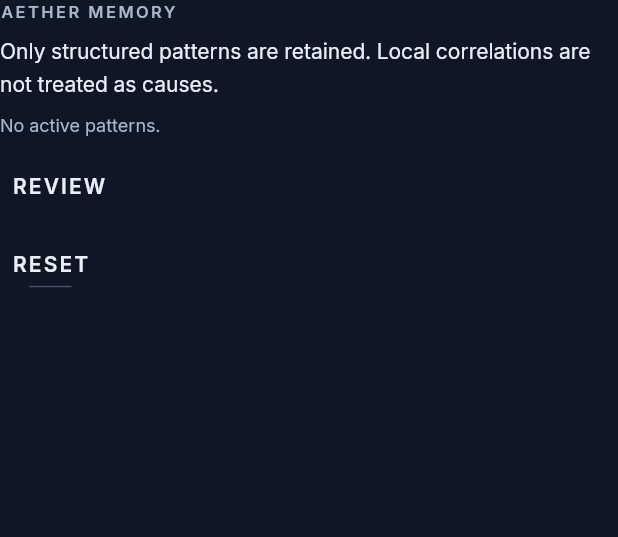
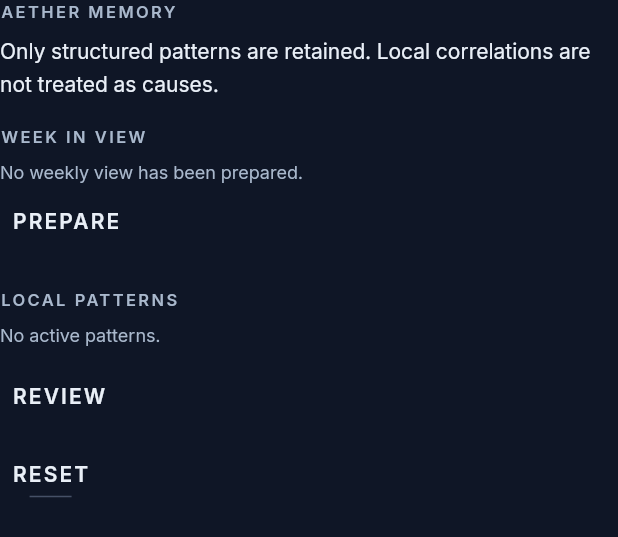
Before and after one commit to Buzka42/eter2, a Flutter app: the _PersonalizationControls widget shown alone on an empty page, opened directly with empty values, on a phone screen of 412 x 824 dp. Shown: the top 537 px of the screen. Run offline on Flutter 3.47's test engine with Material 3 defaults, Android fonts, the phone set to English and light mode, and no system bars; our stand-ins replace drift, flutter_riverpod, speech_to_text, video_player; missing offline and left inert: astronomia, health; accounts and stored records are empty; generated files the repository leaves out were written again.

Commit message:
Add local weekly retrospectives

```diff
--- a/app/lib/features/sanctum/sanctum_overlay.dart
+++ b/app/lib/features/sanctum/sanctum_overlay.dart
@@ -12,6 +12,7 @@ import '../../core/health/platform_health_gateway.dart';
 import '../../core/privacy/local_data_export.dart';
 import '../../core/patterns/local_pattern_discovery.dart';
 import '../../core/register.dart';
+import '../../core/retrospectives/local_weekly_retrospective.dart';
 import '../../core/tokens.dart';
 import '../../main.dart';
 
@@ -202,6 +203,8 @@ class _PersonalizationControls extends StatefulWidget {
 class _PersonalizationControlsState extends State<_PersonalizationControls> {
   late Future<List<PatternCandidateRow>> _patterns =
       widget.database.loadActivePatterns();
+  late Future<List<RetrospectiveRow>> _retrospectives =
+      widget.database.loadRetrospectives(limit: 1);
   bool _confirmReset = false;
   bool _busy = false;
   String? _message;
@@ -223,6 +226,25 @@ class _PersonalizationControlsState extends State<_PersonalizationControls> {
           ? 'Not enough consistent local evidence yet.'
           : '${result.activePatterns} local pattern refreshed from '
               '${result.observations} observations.';
+    });
+  }
+
+  Future<void> _prepareWeek() async {
+    if (_busy) return;
+    setState(() {
+      _busy = true;
+      _message = 'Preparing a factual seven-day view…';
+    });
+    final result = await LocalWeeklyRetrospective(widget.database).prepare(
+      now: DateTime.now(),
+    );
+    if (!mounted) return;
+    setState(() {
+      _busy = false;
+      _retrospectives = widget.database.loadRetrospectives(limit: 1);
+      _message = result == null
+          ? 'There is not enough local history for a weekly view yet.'
+          : 'Seven-day view prepared on this device.';
     });
   }
 
@@ -252,6 +274,7 @@ class _PersonalizationControlsState extends State<_PersonalizationControls> {
       _busy = false;
       _confirmReset = false;
       _patterns = widget.database.loadActivePatterns();
+      _retrospectives = widget.database.loadRetrospectives(limit: 1);
       _message = result.total == 0
           ? 'Aether memory was already empty.'
           : 'Aether memory cleared from this device.';
@@ -272,6 +295,59 @@ class _PersonalizationControlsState extends State<_PersonalizationControls> {
           'treated as causes.',
           style: text.bodyMedium,
         ),
+        const SizedBox(height: EterSpace.s16),
+        Text('WEEK IN VIEW', style: text.labelSmall),
+        FutureBuilder<List<RetrospectiveRow>>(
+          future: _retrospectives,
+          builder: (context, snapshot) {
+            final rows = snapshot.data;
+            if (rows == null) return const SizedBox.shrink();
+            if (rows.isEmpty) {
+              return Padding(
+                padding: const EdgeInsets.only(top: EterSpace.s8),
+                child: Text(
+                  'No weekly view has been prepared.',
+                  style: text.bodySmall?.copyWith(color: ink.labelMuted),
+                ),
+              );
+            }
+            final review = _RetrospectiveView.tryParse(rows.first);
+            if (review == null) return const SizedBox.shrink();
+            return Padding(
+              padding: const EdgeInsets.only(top: EterSpace.s8),
+              child: Semantics(
+                container: true,
+                label: review.semanticLabel,
+                child: ExcludeSemantics(
+                  child: Column(
+                    crossAxisAlignment: CrossAxisAlignment.start,
+                    children: [
+                      Text(review.headline, style: text.titleMedium),
+                      const SizedBox(height: EterSpace.s4),
+                      for (final passage in review.passages)
+                        Padding(
+                          padding: const EdgeInsets.only(bottom: EterSpace.s4),
+                          child: Text(passage, style: text.bodySmall),
+                        ),
+                      Text(
+                        review.caveat,
+                        style: text.bodySmall?.copyWith(color: ink.labelMuted),
+                      ),
+                    ],
+                  ),
+                ),
+              ),
+            );
+          },
+        ),
+        EterAction(
+          label: 'Prepare',
+          emphasis: EterActionEmphasis.quiet,
+          busy: _busy,
+          onPressed: _busy ? null : _prepareWeek,
+        ),
+        const SizedBox(height: EterSpace.s16),
+        Text('LOCAL PATTERNS', style: text.labelSmall),
         FutureBuilder<List<PatternCandidateRow>>(
           future: _patterns,
           builder: (context, snapshot) {
@@ -372,6 +448,46 @@ class _PersonalizationControlsState extends State<_PersonalizationControls> {
 
   String _patternSemantics(PatternCandidateRow pattern) =>
       '${pattern.summary}. ${_patternReceipt(pattern)}.';
+}
+
+class _RetrospectiveView {
+  const _RetrospectiveView({
+    required this.headline,
+    required this.passages,
+    required this.caveat,
+    required this.window,
+  });
+
+  final String headline;
+  final List<String> passages;
+  final String caveat;
+  final String window;
+
+  String get semanticLabel =>
+      '$headline. ${passages.join(' ')} $caveat Window $window.';
+
+  static _RetrospectiveView? tryParse(RetrospectiveRow row) {
+    try {
+      final content = jsonDecode(row.contentJson);
+      if (content is! Map<String, dynamic>) return null;
+      final headline = content['headline'];
+      final rawPassages = content['passages'];
+      final caveat = content['caveat'];
+      if (headline is! String || rawPassages is! List || caveat is! String) {
+        return null;
+      }
+      final passages = rawPassages.whereType<String>().toList();
+      if (passages.isEmpty) return null;
+      return _RetrospectiveView(
+        headline: headline,
+        passages: passages,
+        caveat: caveat,
+        window: '${row.periodStart} to ${row.periodEnd}',
+      );
+    } on FormatException {
+      return null;
+    }
+  }
 }
 
 class _LocalDeletion extends StatefulWidget {
```
Also changed, not shown: app/lib/core/retrospectives/local_weekly_retrospective.dart (added, +175 -0 lines), 5 other files.
